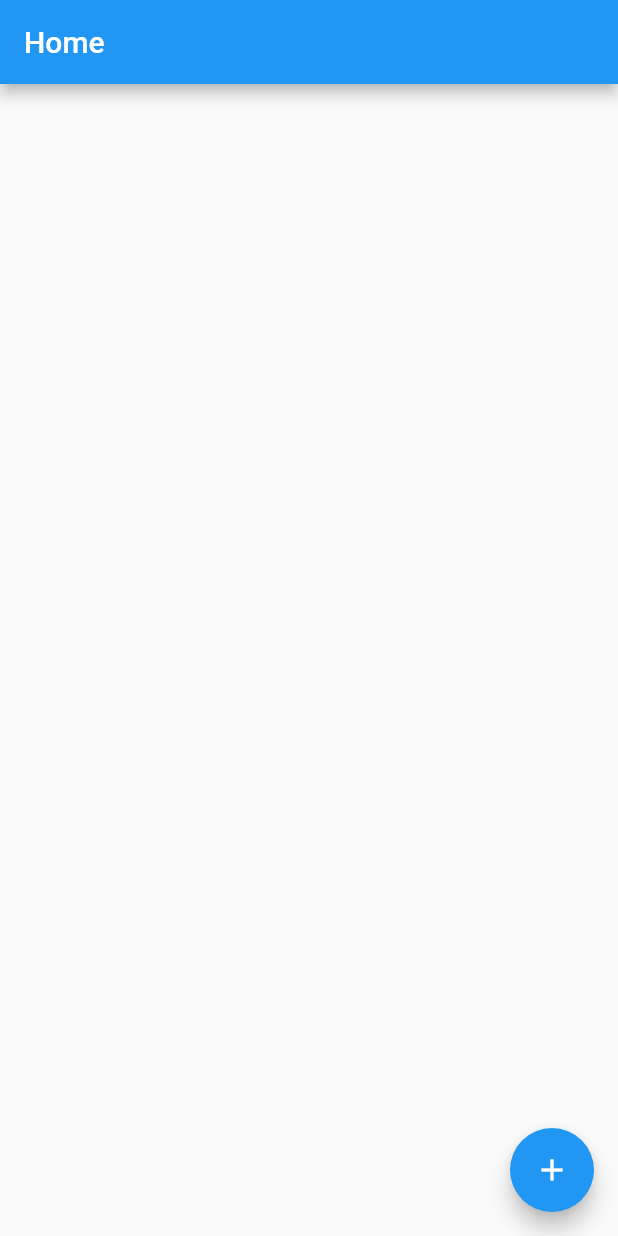
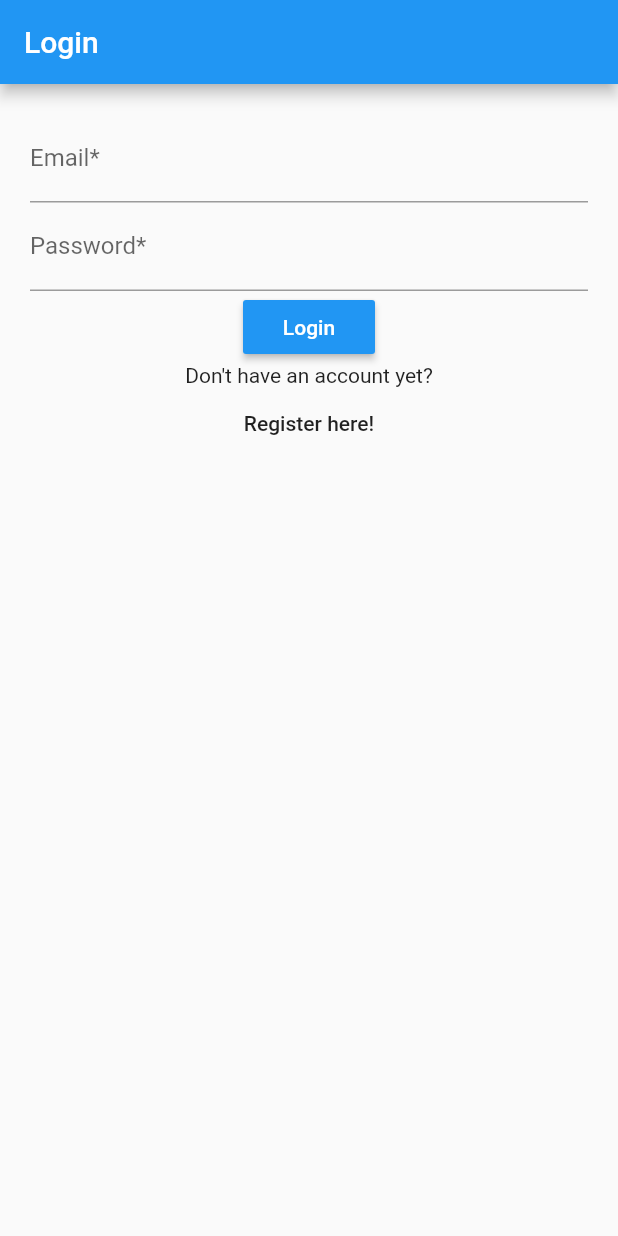
Before and after one commit to WeilunY/TodoS, a Flutter app: the screen it shows after launch, on a phone screen of 412 x 824 dp. Run offline on Flutter 3.47's test engine with Material 2 defaults, Android fonts, the phone set to English and light mode, and no system bars; our stand-ins replace cloud_firestore, firebase_auth; accounts and stored records are empty.

Commit message:
login success

```diff
--- a/lib/main.dart
+++ b/lib/main.dart
@@ -1,5 +1,9 @@
 import 'package:flutter/material.dart';
 import './views/home.dart';
+import './views/task_page.dart';
+import './views/login.dart';
+import './views/register.dart';
+import './views/splash.dart';
 
 
 void main() => runApp(MyApp());
@@ -13,7 +17,15 @@ class MyApp extends StatelessWidget {
       theme: ThemeData(
         primarySwatch: Colors.blue,
       ),
-      home: MyHomePage(title: 'Home'),
+      //home: MyHomePage(title: 'Home'),
+      home: SplashPage(),
+      routes: <String, WidgetBuilder>{
+        '/task': (BuildContext context) => TaskPage(),
+        '/home': (BuildContext context) => MyHomePage(title: 'Home'),
+        '/login': (BuildContext context) => LoginPage(),
+        '/register': (BuildContext context) => RegisterPage(),
+      }
     );
+
   }
 }
--- a/lib/views/login.dart
+++ b/lib/views/login.dart
@@ -0,0 +1,110 @@
+import 'package:flutter/material.dart';
+import 'package:firebase_auth/firebase_auth.dart';
+import 'package:cloud_firestore/cloud_firestore.dart';
+import './home.dart';
+
+class LoginPage extends StatefulWidget {
+  LoginPage({Key key}) : super(key: key);
+
+  @override
+  _LoginPageState createState() => _LoginPageState();
+}
+
+class _LoginPageState extends State<LoginPage> {
+  final GlobalKey<FormState> _loginFormKey = GlobalKey<FormState>();
+  TextEditingController emailInputController;
+  TextEditingController pwdInputController;
+
+  @override
+  initState() {
+    emailInputController = new TextEditingController();
+    pwdInputController = new TextEditingController();
+    super.initState();
+  }
+
+  String emailValidator(String value) {
+    Pattern pattern =
+        r'^(([^<>()[\]\\.,;:\s@\"]+(\.[^<>()[\]\\.,;:\s@\"]+)*)|(\".+\"))@((\[[0-9]{1,3}\.[0-9]{1,3}\.[0-9]{1,3}\.[0-9]{1,3}\])|(([a-zA-Z\-0-9]+\.)+[a-zA-Z]{2,}))$';
+    RegExp regex = new RegExp(pattern);
+    if (!regex.hasMatch(value)) {
+      return 'Email format is invalid';
+    } else {
+      return null;
+    }
+  }
+
+  String pwdValidator(String value) {
+    if (value.length < 8) {
+      return 'Password must be longer than 8 characters';
+    } else {
+      return null;
+    }
+  }
+
+  @override
+  Widget build(BuildContext context) {
+    return Scaffold(
+        appBar: AppBar(
+          title: Text("Login"),
+        ),
+        body: Container(
+            padding: const EdgeInsets.all(20.0),
+            child: SingleChildScrollView(
+                child: Form(
+              key: _loginFormKey,
+              child: Column(
+                children: <Widget>[
+                  TextFormField(
+                    decoration: InputDecoration(
+                        labelText: 'Email*', hintText: "john.doe@gmail.com"),
+                    controller: emailInputController,
+                    keyboardType: TextInputType.emailAddress,
+                    validator: emailValidator,
+                  ),
+                  TextFormField(
+                    decoration: InputDecoration(
+                        labelText: 'Password*', hintText: "********"),
+                    controller: pwdInputController,
+                    obscureText: true,
+                    validator: pwdValidator,
+                  ),
+                  RaisedButton(
+                    child: Text("Login"),
+                    color: Theme.of(context).primaryColor,
+                    textColor: Colors.white,
+                    onPressed: () {
+                      print("login");
+                      if (_loginFormKey.currentState.validate()) {
+                        FirebaseAuth.instance
+                            .signInWithEmailAndPassword(
+                                email: emailInputController.text,
+                                password: pwdInputController.text)
+                            .then((currentUser) => Firestore.instance
+                                .collection("users")
+                                .document(currentUser.user.uid)
+                                .get()
+                                .then((DocumentSnapshot result) =>
+                                    Navigator.pushReplacement(
+                                        context,
+                                        MaterialPageRoute(
+                                            builder: (context) => MyHomePage(
+                                                  title: "${result["fname"]}'s Tasks",
+                                                  uid: currentUser.user.uid,
+                                                ))))
+                                .catchError((err) => print(err)))
+                            .catchError((err) => print(err));
+                      }
+                    },
+                  ),
+                  Text("Don't have an account yet?"),
+                  FlatButton(
+                    child: Text("Register here!"),
+                    onPressed: () {
+                      Navigator.pushNamed(context, "/register");
+                    },
+                  )
+                ],
+              ),
+      ))));
+  }
+}
--- a/pubspec.yaml
+++ b/pubspec.yaml
@@ -23,8 +23,9 @@ dependencies:
   # The following adds the Cupertino Icons font to your application.
   # Use with the CupertinoIcons class for iOS style icons.
   cupertino_icons: ^0.1.2
-  cloud_firestore: ^0.12.9
-  #firebase_auth: ^0.14.0
+  cloud_firestore: ^0.12.9+2
+  firebase_auth: ^0.14.0+5
+  firebase_core: ^0.4.0+8
   intl: ^0.16.0
 
 dev_dependencies:
```
Also changed, not shown: lib/components/task_card.dart (+7 -5 lines), lib/views/add_task.dart (+6 -1 lines), lib/views/home.dart (+23 -3 lines), lib/views/register.dart (+173 -0 lines), lib/views/splash.dart (added, +52 -0 lines), pubspec.lock, 2 other files.
